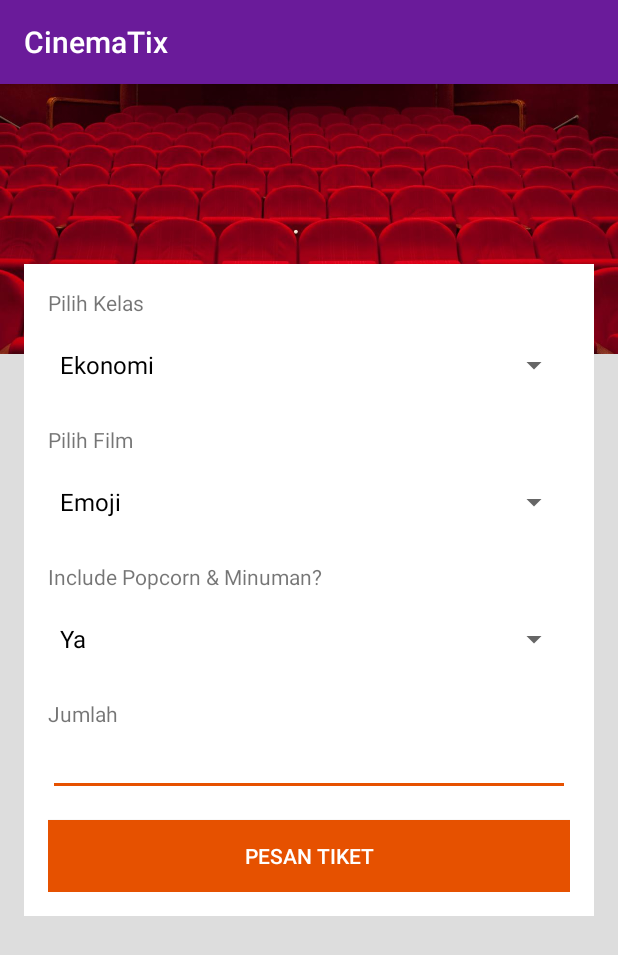
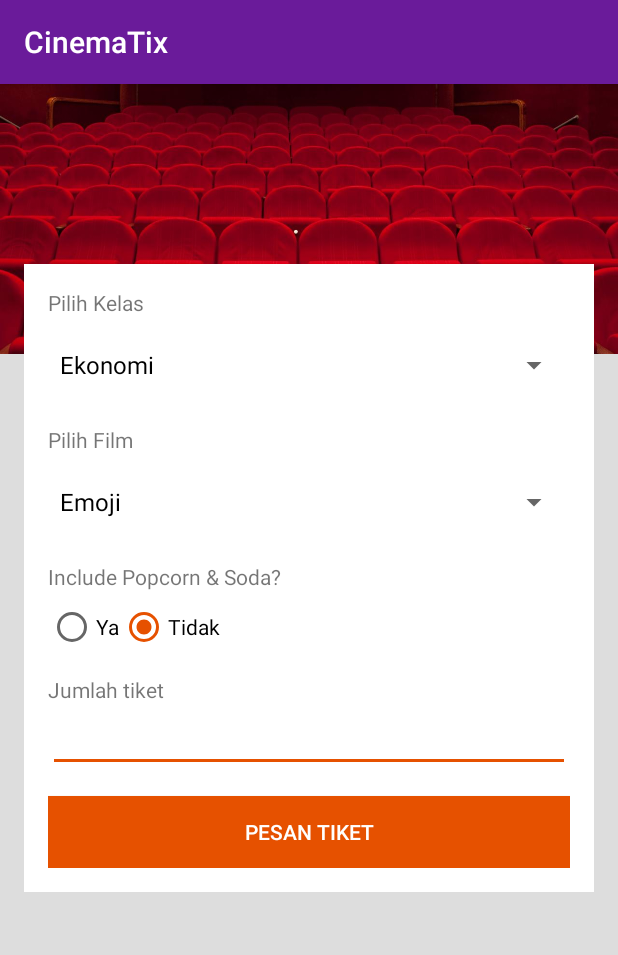
Before and after one commit to wdharmana/CinemaTix, an Android app: the screen it shows after launch (MainActivity), on a phone screen of 412 x 824 dp. Shown: the top 955 px of the screen. Run offline under Robolectric (Android 15) with nearby library versions, the phone set to English and light mode, and no system bars; 3 statements that could not run were skipped.

Commit message:
Using radio button instead spinner in include popcorn & soda

```diff
--- a/app/src/main/res/layout/activity_main.xml
+++ b/app/src/main/res/layout/activity_main.xml
@@ -60,19 +60,33 @@
                 <TextView
                     android:layout_width="match_parent"
                     android:layout_height="wrap_content"
-                    android:text="Include Popcorn &amp; Minuman?"/>
+                    android:text="Include Popcorn &amp; Soda?"/>
 
-                <Spinner
-                    android:id="@+id/sp_additional"
+                <RadioGroup
+                    android:id="@+id/rg_additional"
                     android:layout_width="match_parent"
                     android:layout_height="wrap_content"
+                    android:orientation="horizontal"
                     android:layout_marginBottom="@dimen/default_margin"
-                    android:layout_marginTop="@dimen/input_margin"/>
+                    android:layout_marginTop="@dimen/input_margin">
+                    <RadioButton
+                        android:id="@+id/rd_true"
+                        android:layout_width="wrap_content"
+                        android:layout_height="wrap_content"
+                        android:text="Ya"
+                        android:checked="true"/>
+                    <RadioButton
+                        android:id="@+id/rd_false"
+                        android:layout_width="wrap_content"
+                        android:layout_height="wrap_content"
+                        android:text="Tidak"
+                        android:checked="true"/>
+                </RadioGroup>
 
                 <TextView
                     android:layout_width="match_parent"
                     android:layout_height="wrap_content"
-                    android:text="Jumlah"/>
+                    android:text="Jumlah tiket"/>
 
                 <EditText
                     android:id="@+id/edt_jumlah"
```
